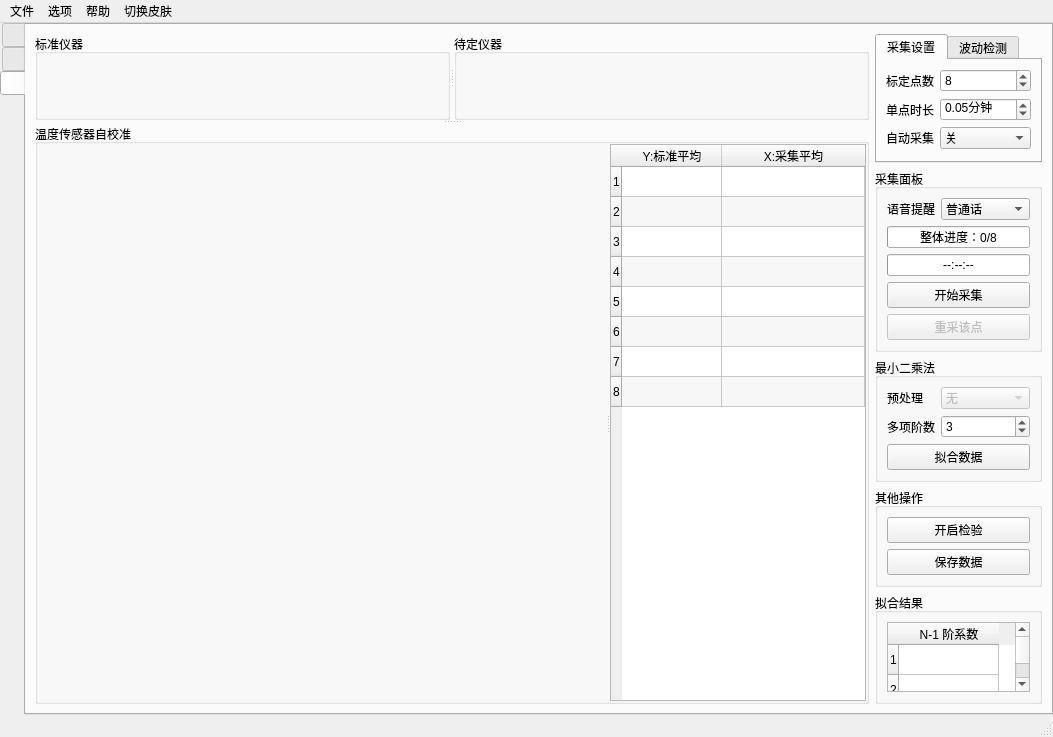
Before: the Qt Designer form mainwindow.ui in m-RNA/TemperatureSelfCorrectionBasedOnQtSerial, drawn with Qt 5.
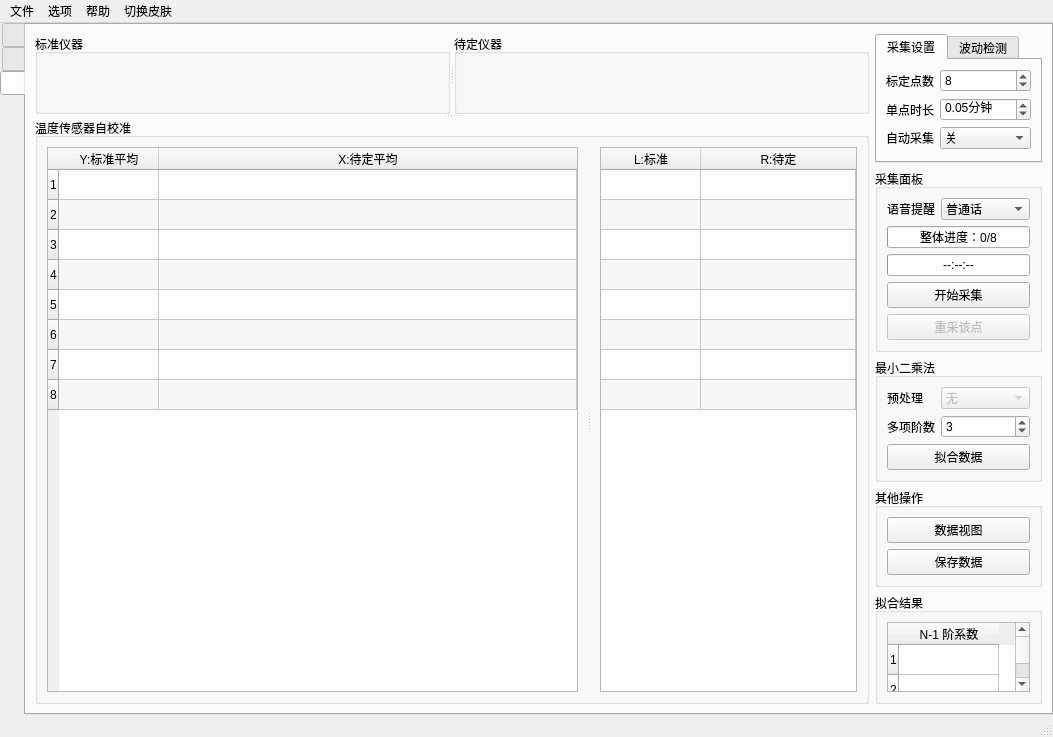
After: the same form once the commit is applied. The open tabs and pages were chosen to show the change. Icons and pictures are not drawn. Custom widgets are drawn as their Qt base class.

Commit message: NEW：添加极差记录图，用户可以看到采集稳定程度历史 修正：验证按钮变为切换视图按钮 优化：减少重复代码 笔记：nextCollect()里才有collectCounter++

What changed in the file:
```diff
--- a/mainwindow.ui
+++ b/mainwindow.ui
@@ -963,26 +963,6 @@
               <string>其他操作</string>
              </property>
              <layout class="QGridLayout" name="gridLayout_4">
-              <item row="9" column="1" colspan="2">
-               <widget class="QPushButton" name="btnVerify">
-                <property name="enabled">
-                 <bool>true</bool>
-                </property>
-                <property name="sizePolicy">
-                 <sizepolicy hsizetype="Minimum" vsizetype="Fixed">
-                  <horstretch>0</horstretch>
-                  <verstretch>0</verstretch>
-                 </sizepolicy>
-                </property>
-                <property name="text">
-                 <string>开启检验</string>
-                </property>
-                <property name="icon">
-                 <iconset resource="main.qrc">
-                  <normaloff>:/icon/check.ico</normaloff>:/icon/check.ico</iconset>
-                </property>
-               </widget>
-              </item>
               <item row="10" column="1" colspan="2">
                <widget class="QPushButton" name="btnSaveReport">
                 <property name="enabled">
@@ -997,6 +977,26 @@
                 </property>
                </widget>
               </item>
+              <item row="9" column="1" colspan="2">
+               <widget class="QPushButton" name="btnSwitchView">
+                <property name="enabled">
+                 <bool>true</bool>
+                </property>
+                <property name="sizePolicy">
+                 <sizepolicy hsizetype="Minimum" vsizetype="Fixed">
+                  <horstretch>0</horstretch>
+                  <verstretch>0</verstretch>
+                 </sizepolicy>
+                </property>
+                <property name="text">
+                 <string>数据视图</string>
+                </property>
+                <property name="icon">
+                 <iconset resource="main.qrc">
+                  <normaloff>:/icon/check.ico</normaloff>:/icon/check.ico</iconset>
+                </property>
+               </widget>
+              </item>
              </layout>
             </widget>
            </item>
@@ -1173,7 +1173,7 @@
            <property name="title">
             <string>温度传感器自校准</string>
            </property>
-           <layout class="QHBoxLayout" name="horizontalLayout_2" stretch="0">
+           <layout class="QGridLayout" name="gridLayout_8">
             <property name="leftMargin">
              <number>0</number>
             </property>
@@ -1186,15 +1186,28 @@
             <property name="bottomMargin">
              <number>0</number>
             </property>
-            <item>
-             <widget class="QSplitter" name="splitter_5">
+            <item row="0" column="0">
+             <widget class="QSplitter" name="splitter_4">
               <property name="orientation">
                <enum>Qt::Horizontal</enum>
               </property>
+              <widget class="QStackedWidget" name="swFitAverage">
+               <property name="sizePolicy">
+                <sizepolicy hsizetype="Preferred" vsizetype="Preferred">
+                 <horstretch>20</horstretch>
+                 <verstretch>0</verstretch>
+                </sizepolicy>
+               </property>
+               <property name="currentIndex">
+                <number>0</number>
+               </property>
+               <widget class="QWidget" name="page">
+                <layout class="QGridLayout" name="gridLayout_11">
+                 <item row="0" column="0">
               <widget class="FitChart" name="chartFit" native="true">
                <property name="sizePolicy">
                 <sizepolicy hsizetype="Preferred" vsizetype="Preferred">
-                 <horstretch>1</horstretch>
+                     <horstretch>0</horstretch>
                  <verstretch>0</verstretch>
                 </sizepolicy>
                </property>
@@ -1211,6 +1224,12 @@
                 </size>
                </property>
               </widget>
+                 </item>
+                </layout>
+               </widget>
+               <widget class="QWidget" name="page_2">
+                <layout class="QGridLayout" name="gridLayout_15">
+                 <item row="0" column="0">
               <widget class="CVTable" name="twAverage">
                <property name="sizePolicy">
                 <sizepolicy hsizetype="Preferred" vsizetype="Preferred">
@@ -1281,9 +1300,94 @@
                </column>
                <column>
                 <property name="text">
-                 <string>X:采集平均</string>
-                </property>
-               </column>
+                     <string>X:待定平均</string>
+                    </property>
+                   </column>
+                  </widget>
+                 </item>
+                </layout>
+               </widget>
+              </widget>
+              <widget class="QStackedWidget" name="swRange">
+               <property name="sizePolicy">
+                <sizepolicy hsizetype="Preferred" vsizetype="Preferred">
+                 <horstretch>10</horstretch>
+                 <verstretch>0</verstretch>
+                </sizepolicy>
+               </property>
+               <property name="currentIndex">
+                <number>0</number>
+               </property>
+               <widget class="QWidget" name="page_3">
+                <layout class="QGridLayout" name="gridLayout_13">
+                 <item row="0" column="0">
+                  <widget class="RangeChart" name="chartRange" native="true">
+                   <property name="sizePolicy">
+                    <sizepolicy hsizetype="Preferred" vsizetype="Preferred">
+                     <horstretch>0</horstretch>
+                     <verstretch>0</verstretch>
+                    </sizepolicy>
+                   </property>
+                  </widget>
+                 </item>
+                </layout>
+               </widget>
+               <widget class="QWidget" name="page_4">
+                <layout class="QGridLayout" name="gridLayout_16">
+                 <item row="0" column="0">
+                  <widget class="CVTable" name="twRange">
+                   <property name="sizeAdjustPolicy">
+                    <enum>QAbstractScrollArea::AdjustIgnored</enum>
+                   </property>
+                   <property name="editTriggers">
+                    <set>QAbstractItemView::NoEditTriggers</set>
+                   </property>
+                   <property name="alternatingRowColors">
+                    <bool>true</bool>
+                   </property>
+                   <property name="rowCount">
+                    <number>8</number>
+                   </property>
+                   <property name="columnCount">
+                    <number>2</number>
+                   </property>
+                   <attribute name="horizontalHeaderCascadingSectionResizes">
+                    <bool>false</bool>
+                   </attribute>
+                   <attribute name="horizontalHeaderHighlightSections">
+                    <bool>true</bool>
+                   </attribute>
+                   <attribute name="horizontalHeaderStretchLastSection">
+                    <bool>true</bool>
+                   </attribute>
+                   <attribute name="verticalHeaderVisible">
+                    <bool>false</bool>
+                   </attribute>
+                   <attribute name="verticalHeaderCascadingSectionResizes">
+                    <bool>false</bool>
+                   </attribute>
+                   <row/>
+                   <row/>
+                   <row/>
+                   <row/>
+                   <row/>
+                   <row/>
+                   <row/>
+                   <row/>
+                   <column>
+                    <property name="text">
+                     <string>L:标准</string>
+                    </property>
+                   </column>
+                   <column>
+                    <property name="text">
+                     <string>R:待定</string>
+                    </property>
+                   </column>
+                  </widget>
+                 </item>
+                </layout>
+               </widget>
               </widget>
              </widget>
             </item>
@@ -1527,6 +1631,12 @@
    <header location="global">collectpanel.h</header>
    <container>1</container>
   </customwidget>
+  <customwidget>
+   <class>RangeChart</class>
+   <extends>QWidget</extends>
+   <header>rangechart.h</header>
+   <container>1</container>
+  </customwidget>
  </customwidgets>
  <resources>
   <include location="main.qrc"/>
```
Lines whose indentation alone changed are shown as unchanged. The commit also changes 7 other files.
